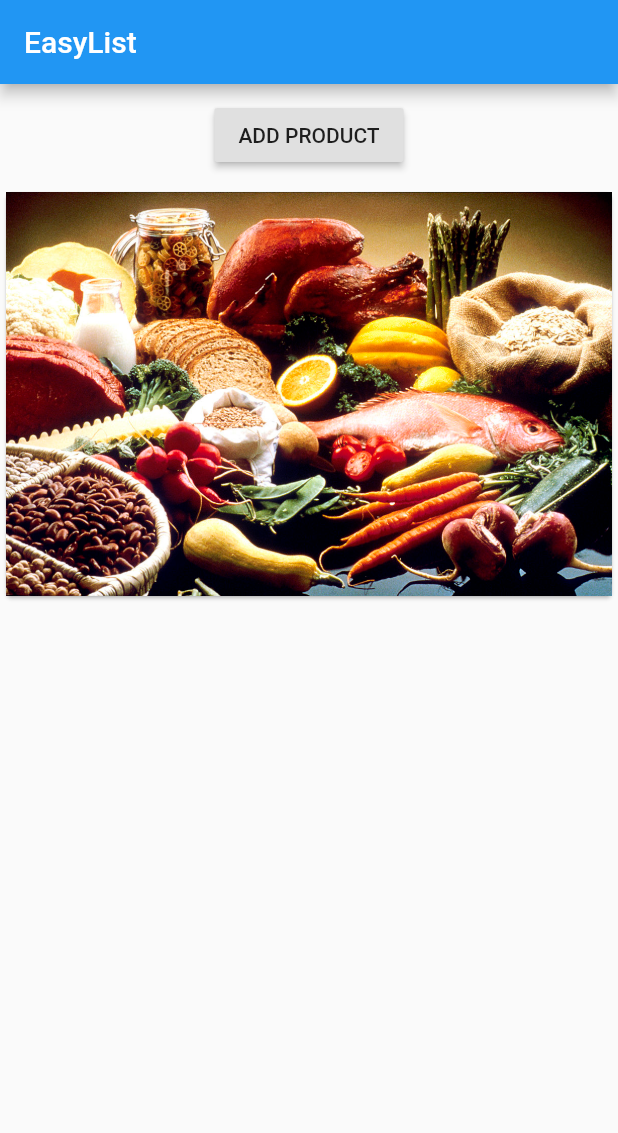
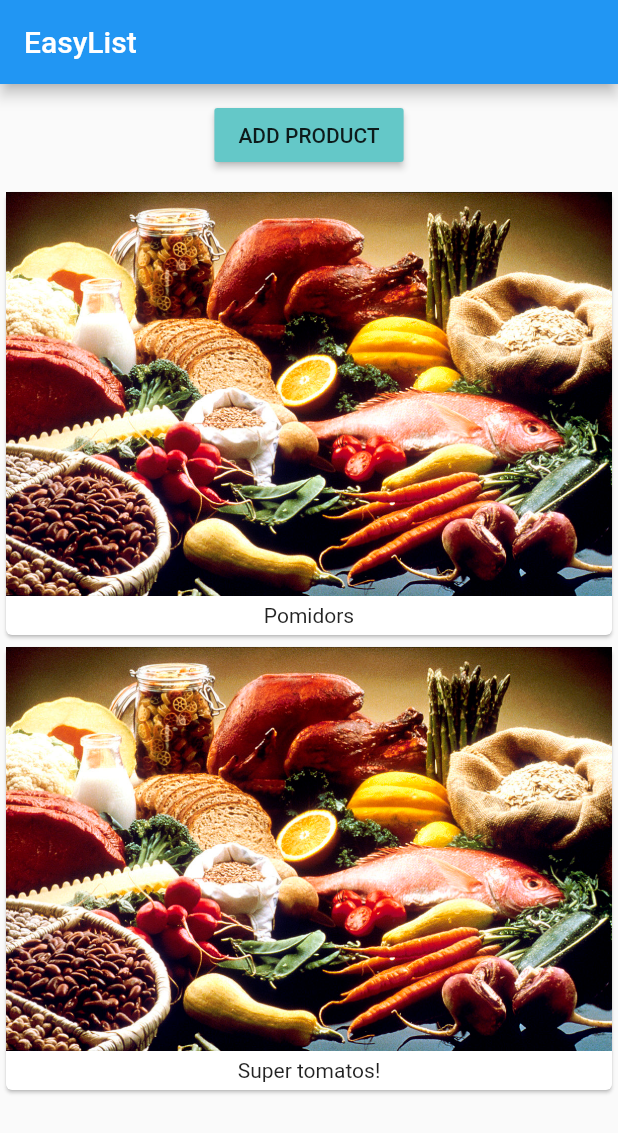
Before and after one commit to vdanylov/flutter-app, a Flutter app: the screen it shows after launch, after a tap on "ADD PRODUCT", on a phone screen of 412 x 824 dp. Shown: the top 1133 px of the screen. Run offline on Flutter 3.47's test engine with Material 2 defaults, Android fonts, the phone set to English and light mode, and no system bars.

Commit message:
Edded add product function

```diff
--- a/lib/main.dart
+++ b/lib/main.dart
@@ -2,7 +2,16 @@ import 'package:flutter/material.dart';
 
 void main() => runApp(MyCoolApp());
 
-class MyCoolApp extends StatelessWidget {
+class MyCoolApp extends StatefulWidget {
+  @override
+  State<StatefulWidget> createState() {
+    // TODO: implement createState
+    return _MyCoolAppState();
+  }
+}
+
+class _MyCoolAppState extends State<MyCoolApp> {
+  List<String> _products = ['Pomidors'];
   @override
   Widget build(BuildContext context) {
     return MaterialApp(
@@ -16,14 +25,29 @@ class MyCoolApp extends StatelessWidget {
                 margin: EdgeInsets.all(10.0),
                 child: Center(
                     child: RaisedButton(
-                  onPressed: () {},
+                  color: Color.fromRGBO(100, 200, 200, 1.0),
+                  onPressed: () {
+                    setState(() {
+                      _products.add('Super tomatos!');
+                    });
+                  },
                   child: Text('Add product'.toUpperCase()),
                 )),
               ),
-              Card(
-                child: Column(children: <Widget>[
-                  Image.asset('assets/food.jpg'),
-                ]),
+              Column(
+                children: _products
+                    .map((product) => Card(
+                          child: Column(
+                            children: <Widget>[
+                              Image.asset('assets/food.jpg'),
+                              Container(
+                                margin: EdgeInsets.all(5.0),
+                                child: Text(product),
+                              )
+                            ],
+                          ),
+                        ))
+                    .toList(),
               )
             ],
           )),
```
